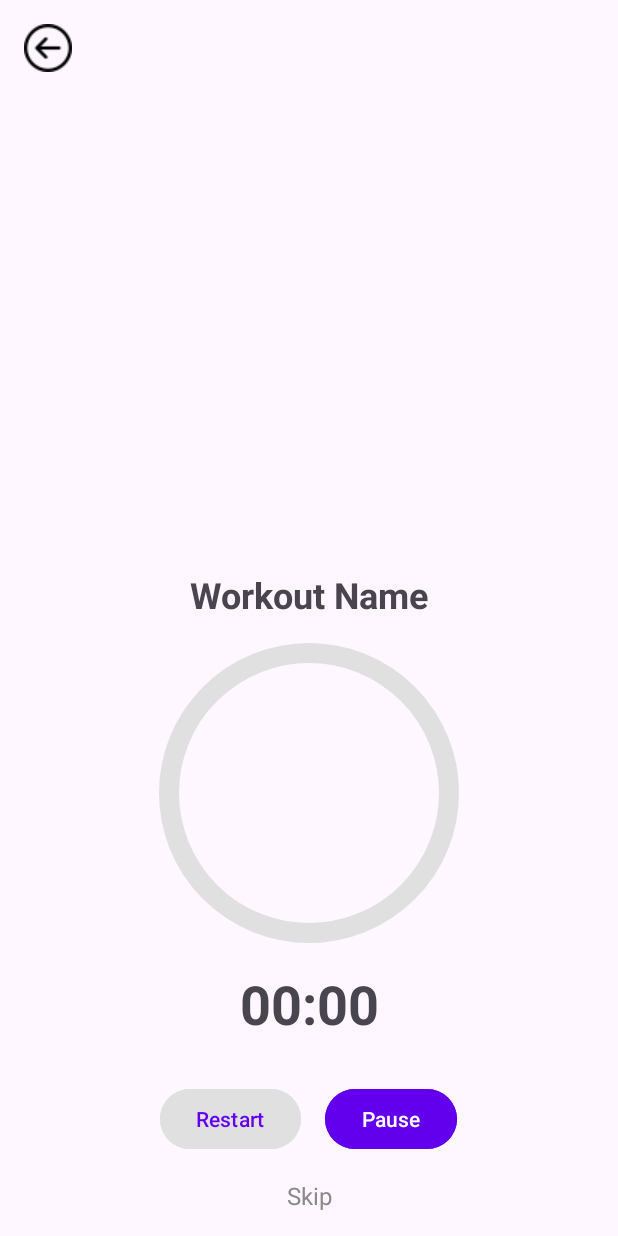
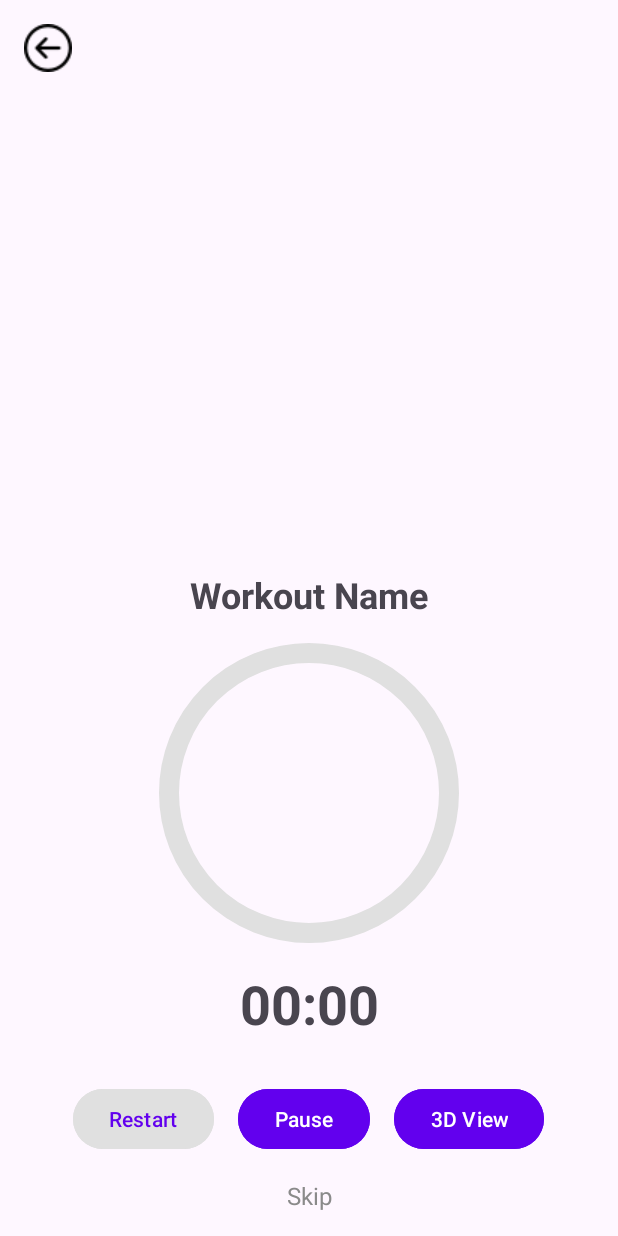
Before and after one commit to LafyOjo/Well-Track-Fitness-Application-Mobile, an Android app built with Jetpack Compose: the WorkoutActivity screen opened directly, with no data from a screen before it, on a phone screen of 412 x 824 dp. Run offline under Robolectric (Android 15) with nearby library versions, the phone set to English and light mode, and no system bars; 1 statement that could not run was skipped.

Commit message:
Add dark mode toggle, 3D activity placeholder, and fix profile image

```diff
--- a/app/src/main/java/com/example/welltrackapplicationassignment2/SupplementalActivities/WorkoutActivity.kt
+++ b/app/src/main/java/com/example/welltrackapplicationassignment2/SupplementalActivities/WorkoutActivity.kt
@@ -11,6 +11,7 @@ import androidx.appcompat.app.AppCompatActivity
 import com.example.welltrackapplicationassignment2.ApplicationPageActivities.MainActivity
 import com.example.welltrackapplicationassignment2.R
 import com.example.welltrackapplicationassignment2.SupplementalActivities.CircularProgressBar
+import com.example.welltrackapplicationassignment2.SupplementalActivities.Workout3DActivity
 import com.example.welltrackapplicationassignment2.Utils.datavaseInfo
 import com.example.welltrackapplicationassignment2.databinding.ActivityWorkoutBinding
 
@@ -22,6 +23,7 @@ class WorkoutActivity : AppCompatActivity() {
     private lateinit var timerText: TextView
     private lateinit var restartButton: Button
     private lateinit var pauseButton: Button
+    private lateinit var view3dButton: Button
     private lateinit var skipButton: TextView
     private lateinit var circularProgressBar: CircularProgressBar
     private lateinit var database: datavaseInfo
@@ -45,6 +47,7 @@ class WorkoutActivity : AppCompatActivity() {
         timerText = findViewById(R.id.timer)
         restartButton = findViewById(R.id.restartButton)
         pauseButton = findViewById(R.id.pauseButton)
+        view3dButton = findViewById(R.id.view3dButton)
         skipButton = findViewById(R.id.skipButton)
         circularProgressBar = findViewById(R.id.circularProgressBar)
 
@@ -96,6 +99,11 @@ class WorkoutActivity : AppCompatActivity() {
                 pauseButton.text = "Resume"
             }
             isPaused = !isPaused
+        }
+
+        view3dButton.setOnClickListener {
+            val intent = Intent(this, Workout3DActivity::class.java)
+            startActivity(intent)
         }
 
         // Skip workout
--- a/app/src/main/res/layout/activity_workout.xml
+++ b/app/src/main/res/layout/activity_workout.xml
@@ -97,6 +97,15 @@
             android:layout_marginStart="16dp"
             android:backgroundTint="#6200EE"
             android:textColor="#FFFFFF" />
+
+        <Button
+            android:id="@+id/view3dButton"
+            android:layout_width="wrap_content"
+            android:layout_height="wrap_content"
+            android:text="@string/view_3d"
+            android:layout_marginStart="16dp"
+            android:backgroundTint="#6200EE"
+            android:textColor="#FFFFFF" />
     </LinearLayout>
 
     <!-- Skip Button -->
--- a/app/src/main/res/values/strings.xml
+++ b/app/src/main/res/values/strings.xml
@@ -82,6 +82,8 @@
     <string name="statistics">Statistics</string>
     <string name="settings">Settings</string>
     <string name="workout_bundle_difficulty_easy">Easy</string>
+    <string name="dark_mode">Dark Mode</string>
+    <string name="view_3d">3D View</string>
 
 
 </resources>
```
Also changed, not shown: app/src/main/AndroidManifest.xml (+6 -2 lines), app/src/main/java/com/example/welltrackapplicationassignment2/ApplicationPageActivities/SettingsActivity.kt (+27 -18 lines), app/src/main/java/com/example/welltrackapplicationassignment2/SupplementalActivities/Workout3DActivity.kt (added, +12 -0 lines), app/src/main/res/layout/activity_settings.xml (+16 -0 lines), app/src/main/res/layout/activity_workout_3d.xml (added, +11 -0 lines).
